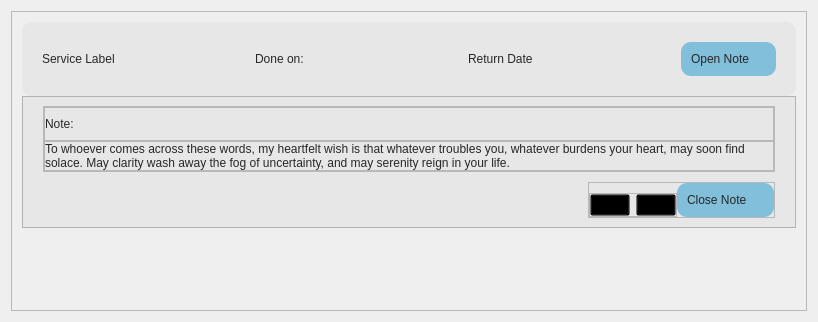
Before: the Qt Designer form Frontend/serviceCard.ui in DreddVDomasian/Petmate-Desktop-Application, drawn with Qt 5.
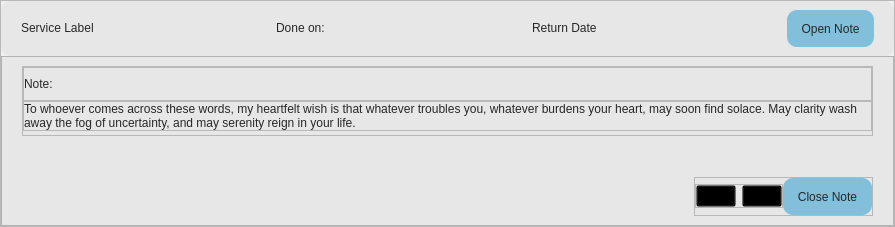
After: the same form once the commit is applied. Icons and pictures are not drawn.

Commit message:
Add service history feature and date tracking
Implemented service history viewing and adding for pets, including UI and backend integration. Added 'date_added' fields to BasicInfo, Pet, and Service models with corresponding migration. Updated UI layouts for service and pet cards, improved calendar and combobox handling, and refactored app.py for better modularity and validation.

What changed in the file:
```diff
--- a/Frontend/serviceCard.ui
+++ b/Frontend/serviceCard.ui
@@ -6,14 +6,29 @@
    <rect>
     <x>0</x>
     <y>0</y>
-    <width>818</width>
-    <height>322</height>
+    <width>895</width>
+    <height>227</height>
    </rect>
   </property>
   <property name="windowTitle">
    <string>Form</string>
   </property>
   <layout class="QHBoxLayout" name="horizontalLayout_3">
+   <property name="spacing">
+    <number>0</number>
+   </property>
+   <property name="leftMargin">
+    <number>0</number>
+   </property>
+   <property name="topMargin">
+    <number>0</number>
+   </property>
+   <property name="rightMargin">
+    <number>0</number>
+   </property>
+   <property name="bottomMargin">
+    <number>0</number>
+   </property>
    <item>
     <widget class="QFrame" name="frame">
      <property name="frameShape">
@@ -27,16 +42,16 @@
        <number>0</number>
       </property>
       <property name="leftMargin">
-       <number>10</number>
+       <number>0</number>
       </property>
       <property name="topMargin">
-       <number>10</number>
+       <number>0</number>
       </property>
       <property name="rightMargin">
-       <number>10</number>
+       <number>0</number>
       </property>
       <property name="bottomMargin">
-       <number>10</number>
+       <number>0</number>
       </property>
       <item>
        <widget class="QFrame" name="upperFrame">
@@ -62,17 +77,11 @@
          <property name="leftMargin">
           <number>20</number>
          </property>
-         <property name="topMargin">
-          <number>20</number>
-         </property>
          <property name="rightMargin">
           <number>20</number>
          </property>
-         <property name="bottomMargin">
-          <number>20</number>
-         </property>
          <item>
-          <widget class="QLabel" name="seviceLabel">
+          <widget class="QLabel" name="serviceLabel">
            <property name="sizePolicy">
             <sizepolicy hsizetype="Preferred" vsizetype="Fixed">
              <horstretch>0</horstretch>
@@ -123,78 +132,39 @@
           </widget>
          </item>
          <item>
-          <widget class="QFrame" name="seeNotesBtn">
-           <property name="sizePolicy">
-            <sizepolicy hsizetype="Fixed" vsizetype="Fixed">
-             <horstretch>0</horstretch>
-             <verstretch>0</verstretch>
-            </sizepolicy>
+          <widget class="QToolButton" name="OpenNoteBtn">
+           <property name="layoutDirection">
+            <enum>Qt::RightToLeft</enum>
            </property>
            <property name="styleSheet">
-            <string notr="true">#seeNotesBtn{
+            <string notr="true">QToolButton{
+	font: 57 12pt &quot;Montserrat Medium&quot;;
+	color:rgb(39, 39, 39);
 	background-color:rgb(129, 191, 218);
 	border-radius:10px;
+	padding:10px;
+}
+QToolButton:hover{
+	background-color:rgb(117, 174, 198);
+
 }</string>
            </property>
-           <property name="frameShape">
-            <enum>QFrame::StyledPanel</enum>
+           <property name="text">
+            <string>Open Note</string>
            </property>
-           <property name="frameShadow">
-            <enum>QFrame::Raised</enum>
+           <property name="icon">
+            <iconset resource="resource.qrc">
+             <normaloff>:/Icons/Icons/downArrow.png</normaloff>:/Icons/Icons/downArrow.png</iconset>
            </property>
-           <layout class="QHBoxLayout" name="horizontalLayout_4">
-            <property name="spacing">
-             <number>10</number>
-            </property>
-            <property name="leftMargin">
-             <number>10</number>
-            </property>
-            <property name="topMargin">
-             <number>10</number>
-            </property>
-            <property name="rightMargin">
-             <number>10</number>
-            </property>
-            <property name="bottomMargin">
-             <number>10</number>
-            </property>
-            <item alignment="Qt::AlignHCenter">
-             <widget class="QLabel" name="label_6">
-              <property name="styleSheet">
-               <string notr="true">font: 57 12pt &quot;Montserrat Medium&quot;;
-color:rgb(39, 39, 39);</string>
-              </property>
-              <property name="text">
-               <string>Open Note</string>
-              </property>
-             </widget>
-            </item>
-            <item>
-             <widget class="QLabel" name="label_7">
-              <property name="maximumSize">
-               <size>
-                <width>15</width>
-                <height>15</height>
-               </size>
-              </property>
-              <property name="text">
-               <string/>
-              </property>
-              <property name="pixmap">
-               <pixmap resource="resource.qrc">:/Icons/Icons/downArrow.png</pixmap>
-              </property>
-              <property name="scaledContents">
-               <bool>true</bool>
-              </property>
-             </widget>
-            </item>
-           </layout>
+           <property name="toolButtonStyle">
+            <enum>Qt::ToolButtonTextBesideIcon</enum>
+           </property>
           </widget>
          </item>
         </layout>
        </widget>
       </item>
-      <item alignment="Qt::AlignTop">
+      <item>
        <widget class="QFrame" name="lowerFrame">
         <property name="styleSheet">
          <string notr="true">#lowerFrame{
@@ -348,7 +318,7 @@
            <property name="frameShadow">
             <enum>QFrame::Raised</enum>
            </property>
-           <layout class="QHBoxLayout" name="horizontalLayout_9">
+           <layout class="QHBoxLayout" name="horizontalLayout_2">
             <property name="spacing">
              <number>0</number>
             </property>
@@ -364,7 +334,7 @@
             <property name="bottomMargin">
              <number>0</number>
             </property>
-            <item alignment="Qt::AlignBottom">
+            <item>
              <widget class="QFrame" name="frame_6">
               <property name="sizePolicy">
                <sizepolicy hsizetype="Fixed" vsizetype="Fixed">
@@ -447,72 +417,33 @@
              </widget>
             </item>
             <item>
-             <widget class="QFrame" name="closeNotesBt">
-              <property name="sizePolicy">
-               <sizepolicy hsizetype="Fixed" vsizetype="Fixed">
-                <horstretch>0</horstretch>
-                <verstretch>0</verstretch>
-               </sizepolicy>
+             <widget class="QToolButton" name="closeNotesBtn">
+              <property name="layoutDirection">
+               <enum>Qt::RightToLeft</enum>
               </property>
               <property name="styleSheet">
-               <string notr="true">#closeNotesBt{
+               <string notr="true">QToolButton{
+	font: 57 12pt &quot;Montserrat Medium&quot;;
+	color:rgb(39, 39, 39);
 	background-color:rgb(129, 191, 218);
 	border-radius:10px;
+	padding:10px;
+}
+QToolButton:hover{
+	background-color:rgb(117, 174, 198);
+
 }</string>
               </property>
-              <property name="frameShape">
-               <enum>QFrame::StyledPanel</enum>
+              <property name="text">
+               <string>Close Note</string>
               </property>
-              <property name="frameShadow">
-               <enum>QFrame::Raised</enum>
+              <property name="icon">
+               <iconset resource="resource.qrc">
+                <normaloff>:/Icons/Icons/upArrow.png</normaloff>:/Icons/Icons/upArrow.png</iconset>
               </property>
-              <layout class="QHBoxLayout" name="horizontalLayout_7">
-               <property name="spacing">
-                <number>10</number>
-               </property>
-               <property name="leftMargin">
-                <number>10</number>
-               </property>
-               <property name="topMargin">
-                <number>10</number>
-               </property>
-               <property name="rightMargin">
-                <number>10</number>
-               </property>
-               <property name="bottomMargin">
-                <number>10</number>
-               </property>
-               <item alignment="Qt::AlignHCenter">
-                <widget class="QLabel" name="label_8">
-                 <property name="styleSheet">
-                  <string notr="true">font: 57 12pt &quot;Montserrat Medium&quot;;
-color:rgb(39, 39, 39);</string>
-                 </property>
-                 <property name="text">
-                  <string>Close Note</string>
-                 </property>
-                </widget>
-               </item>
-               <item>
-                <widget class="QLabel" name="label_9">
-                 <property name="maximumSize">
-                  <size>
-                   <width>15</width>
-                   <height>15</height>
-                  </size>
-                 </property>
-                 <property name="text">
-                  <string/>
-                 </property>
-                 <property name="pixmap">
-                  <pixmap resource="resource.qrc">:/Icons/Icons/downArrow.png</pixmap>
-                 </property>
-                 <property name="scaledContents">
-                  <bool>true</bool>
-                 </property>
-                </widget>
-               </item>
-              </layout>
+              <property name="toolButtonStyle">
+               <enum>Qt::ToolButtonTextBesideIcon</enum>
+              </property>
              </widget>
             </item>
            </layout>
```
The commit also changes 6 other files.
